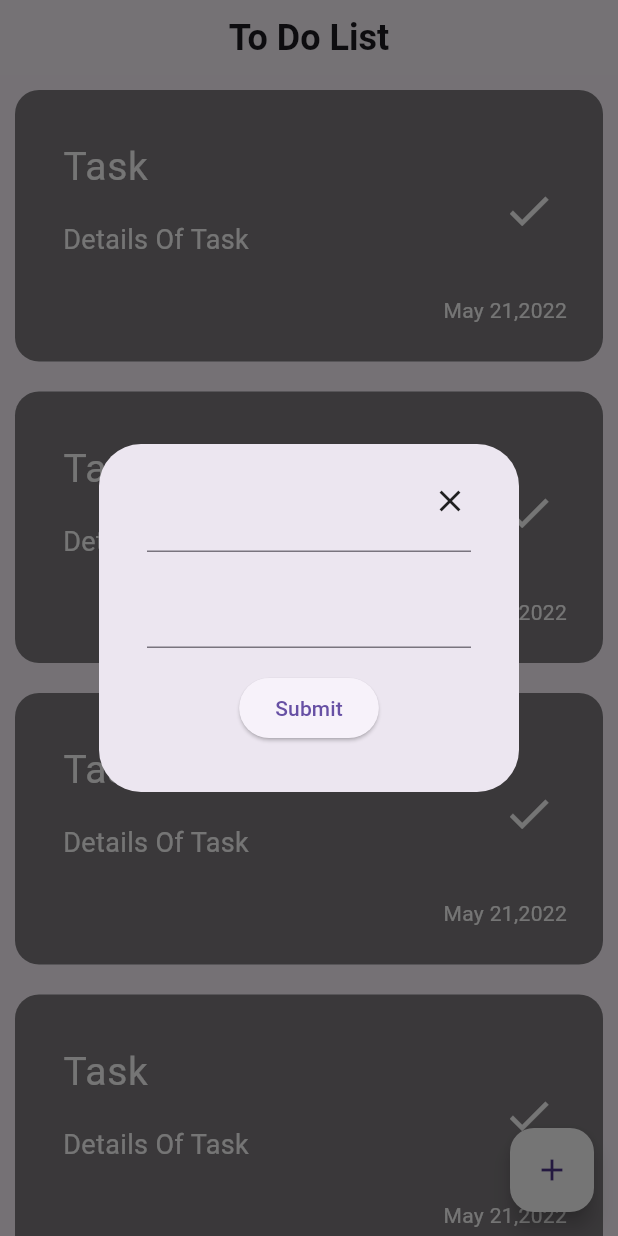
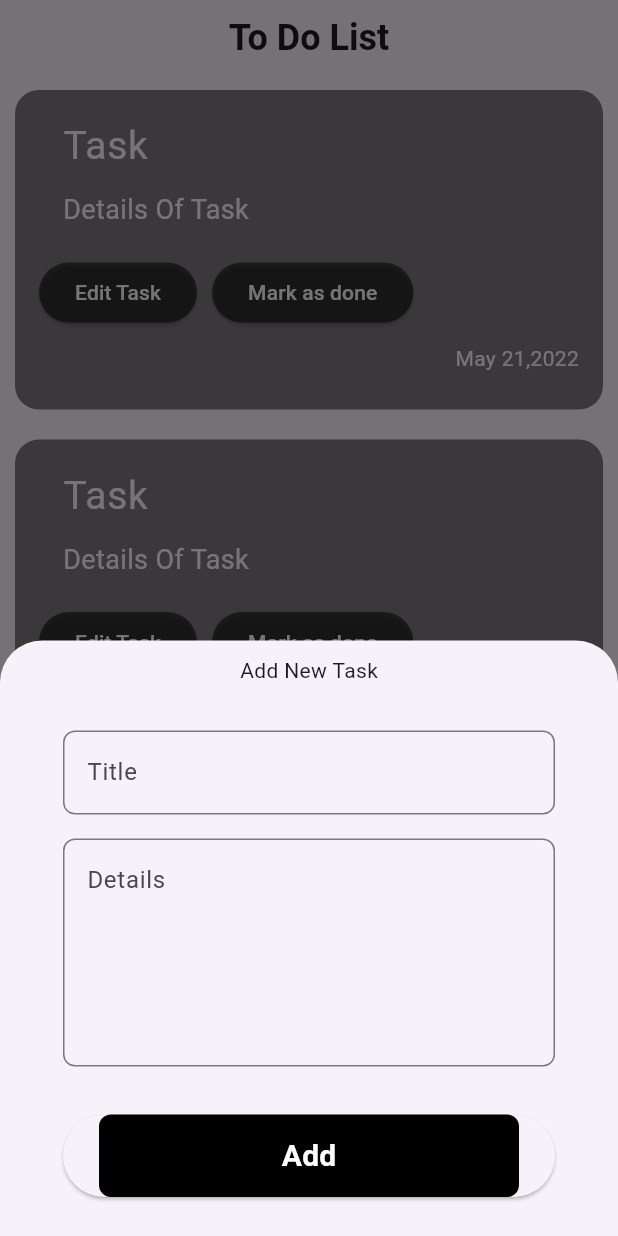
Before and after one commit to fadyashraf89/to_do_app, a Flutter app: the TasksPage screen opened by its route, after a tap on the "add" icon, on a phone screen of 412 x 824 dp. Run offline on Flutter 3.47's test engine with Material 3 defaults, Android fonts, the phone set to English and light mode, and no system bars; our stand-ins replace bloc, flutter_bloc, hive, hive_flutter; accounts and stored records are empty; generated files the repository leaves out were written again.

Commit message:
Another Phase

```diff
--- /dev/null
+++ b/lib/Cubits/add_task_cubit/AddTaskCubit.dart
@@ -0,0 +1,21 @@
+import 'package:bloc/bloc.dart';
+import 'package:hive/hive.dart';
+
+import '../../models/TaskModel.dart';
+import 'add_task_state.dart';
+class AddTaskCubit extends Cubit<AddTaskState> {
+
+  AddTaskCubit(): super(AddTaskInitial());
+
+  AddTask(TaskModel task) async {
+    emit(AddTaskLoading());
+    try {
+      var TasksBox = Hive.box<TaskModel>("Tasks_Box");
+      emit(AddTaskSuccess());
+      await TasksBox.add(task);
+    } catch (e) {
+      emit(AddTaskFailed(e.toString()));
+    }
+
+  }
+}
--- /dev/null
+++ b/lib/Cubits/add_task_cubit/add_task_state.dart
@@ -0,0 +1,10 @@
+abstract class AddTaskState{}
+
+class AddTaskInitial extends AddTaskState {}
+class AddTaskLoading extends AddTaskState {}
+class AddTaskSuccess extends AddTaskState {}
+class AddTaskFailed extends AddTaskState {
+  final String errorMessage;
+
+  AddTaskFailed(this.errorMessage);
+}
--- /dev/null
+++ b/lib/models/TaskModel.dart
@@ -0,0 +1,21 @@
+import 'package:hive/hive.dart';
+part 'TaskModel.g.dart';
+
+// flutter packages pub run build_runner build --delete-conflicting-outputs
+@HiveType(typeId: 0)
+class TaskModel extends HiveObject{
+  @HiveField(0)
+  final String title;
+  @HiveField(1)
+  final String subTitle;
+  @HiveField(2)
+  final String date;
+  @HiveField(3)
+  final int color;
+  TaskModel({
+    required this.title,
+    required this.subTitle,
+    required this.date,
+    required this.color,
+  });
+}
--- a/lib/models/users.dart
+++ b/lib/models/users.dart
@@ -10,7 +10,7 @@ class UsersData{
   });
 }
 List<UsersData> users = [
-  UsersData(email: 'fady@gmail.com', password: '123456'),
+  UsersData(email: 'fadyashraf89@gmail.com', password: '123456'),
   UsersData(email: 'abdelrahman@gmail.com', password: '1234567'),
   UsersData(email: 'hassan@gmail.com', password: '12345678'),
   UsersData(email: 'tharwat@gmail.com', password: '1234567'),
--- a/lib/screens/TasksPage.dart
+++ b/lib/screens/TasksPage.dart
@@ -1,8 +1,12 @@
 import 'package:flutter/material.dart';
 import 'package:to_do_app/widgets/custom_app_bar.dart';
 import 'package:to_do_app/widgets/task_item.dart';
+
+import '../widgets/add_task_bottom_sheet.dart';
+
 class TasksPage extends StatefulWidget {
   const TasksPage({super.key});
+
   static String id = "Tasks";
 
   @override
@@ -11,75 +15,32 @@ class TasksPage extends StatefulWidget {
 
 class _TasksPageState extends State<TasksPage> {
   @override
-  final _formKey = GlobalKey<FormState>();
+
+  @override
   Widget build(BuildContext context) {
     return Scaffold(
-      appBar: PreferredSize(
+      resizeToAvoidBottomInset: true,
+      appBar: const PreferredSize(
         preferredSize: Size.fromHeight(50.0),
         child: CustomAppBar(
           title: "To Do List",
         ),
       ),
       body: ListView.builder(itemBuilder: (context, index) {
-        return TaskItem();
+        return const TaskItem();
       }),
       floatingActionButton: FloatingActionButton(
         backgroundColor: Colors.white,
         onPressed: () {
-          AddNoteDialog(context);
+          showModalBottomSheet(
+              isScrollControlled: true,
+              context: context,
+              builder: (context) {
+                return const AddTaskBottomSheet();
+              });
         },
         child: const Icon(Icons.add),
       ),
     );
   }
-
-  Future<dynamic> AddNoteDialog(BuildContext context) {
-    return showDialog(
-            context: context,
-            builder: (context) => AlertDialog(
-              content: Stack(
-                children: [
-                  Positioned(
-                    right: 10,
-                    top: 10,
-                    child: InkResponse(
-                      onTap: () {
-                        Navigator.of(context).pop();
-                      },
-                      child: Icon(Icons.close),
-                    ),
-                  ),
-                  Form(
-                    key: _formKey,
-                    child: Column(
-                      mainAxisSize: MainAxisSize.min,
-                      children: <Widget>[
-                        Padding(
-                          padding: const EdgeInsets.all(8),
-                          child: TextFormField(),
-                        ),
-                        Padding(
-                          padding: const EdgeInsets.all(8),
-                          child: TextFormField(
-
-                          ),
-                        ),
-                        Padding(
-                          padding: const EdgeInsets.all(8),
-                          child: ElevatedButton(
-                            child: const Text('Submit'),
-                            onPressed: () {
-                              if (_formKey.currentState!.validate()) {
-                                _formKey.currentState!.save();
-                              }
-                            },
-                          ),
-                        )
-                      ],
-                    ),
-                  ),
-                ],
-              ),
-            ));
-  }
 }
--- /dev/null
+++ b/lib/widgets/AddTaskForm.dart
@@ -0,0 +1,86 @@
+import 'package:flutter/material.dart';
+import 'package:flutter_bloc/flutter_bloc.dart';
+import 'package:to_do_app/Cubits/add_task_cubit/add_task_state.dart';
+import 'package:to_do_app/models/TaskModel.dart';
+
+import '../Cubits/add_task_cubit/AddTaskCubit.dart';
+import 'CustomButton.dart';
+import 'custom_text_form_field.dart';
+
+class AddTaskForm extends StatefulWidget {
+  const AddTaskForm({
+    super.key,
+  });
+
+  @override
+  State<AddTaskForm> createState() => _AddTaskFormState();
+}
+
+class _AddTaskFormState extends State<AddTaskForm> {
+  final GlobalKey<FormState> formKey = GlobalKey();
+
+  AutovalidateMode autovalidateMode = AutovalidateMode.disabled;
+
+  String? title, subTitle;
+
+  @override
+  Widget build(BuildContext context) {
+    return Form(
+      key: formKey,
+      autovalidateMode: autovalidateMode,
+      child: Column(
+        children: [
+          const Text("Add New Task"),
+          const SizedBox(
+            height: 30,
+          ),
+          CustomTextField(
+            onSaved: (value) {
+              title = value;
+            },
+            HintText: 'Title', MaxLines: 1,
+          ),
+          const SizedBox(
+            height: 16,
+          ),
+          CustomTextField(
+            onSaved: (value) {
+              subTitle = value;
+            },
+            HintText: 'Details',
+            MaxLines: 5,
+          ),
+          const SizedBox(
+            height: 32,
+          ),
+          BlocBuilder<AddTaskCubit, AddTaskState>(
+            builder: (context, state) {
+              return CustomButton(
+                isLoading: state is AddTaskLoading ? true : false,
+                onPressed: () {
+                  if (formKey.currentState!.validate()) {
+                    formKey.currentState!.save();
+                    var Taskmodel = TaskModel(
+                        title: title!,
+                        subTitle: subTitle!,
+                        date: DateTime.now().toString(),
+                        color: Colors.blue.value);
+                    BlocProvider.of<AddTaskCubit>(context).AddTask(Taskmodel);
+                  } else {
+                    autovalidateMode = AutovalidateMode.always;
+                    setState(() {
+
+                    });
+                  }
+                },
+              );
+            },
+          ),
+          const SizedBox(
+            height: 16,
+          ),
+        ],
+      ),
+    );
+  }
+}
--- /dev/null
+++ b/lib/widgets/CustomButton.dart
@@ -0,0 +1,41 @@
+import 'package:flutter/material.dart';
+class CustomButton extends StatelessWidget {
+  const CustomButton({super.key, this.onPressed, this.isLoading = false});
+
+  final void Function()? onPressed;
+
+  final bool isLoading;
+  @override
+  Widget build(BuildContext context) {
+    return ElevatedButton(
+      onPressed: onPressed,
+      child: Container(
+        width: MediaQuery.of(context).size.width,
+        height: 55,
+        decoration: BoxDecoration(
+            color: Colors.black,
+            borderRadius: BorderRadius.circular(
+              8,
+            )),
+        child: Center(
+          child: isLoading
+              ? const SizedBox(
+            height: 24,
+            width: 24,
+            child: CircularProgressIndicator(
+              color: Colors.black,
+            ),
+          )
+              : const Text(
+            'Add',
+            style: TextStyle(
+              color: Colors.white,
+              fontWeight: FontWeight.bold,
+              fontSize: 20,
+            ),
+          ),
+        ),
+      ),
+    );
+  }
+}
--- /dev/null
+++ b/lib/widgets/add_task_bottom_sheet.dart
@@ -0,0 +1,55 @@
+import 'package:flutter/material.dart';
+import 'package:flutter_bloc/flutter_bloc.dart';
+import 'package:to_do_app/Cubits/add_task_cubit/AddTaskCubit.dart';
+import 'package:to_do_app/Cubits/add_task_cubit/add_task_state.dart';
+
+import 'AddTaskForm.dart';
+
+class AddTaskBottomSheet extends StatefulWidget {
+  const AddTaskBottomSheet({super.key});
+
+  @override
+  State<AddTaskBottomSheet> createState() => _AddTaskBottomSheetState();
+}
+
+class _AddTaskBottomSheetState extends State<AddTaskBottomSheet> {
+  @override
+  Widget build(BuildContext context) {
+    return Padding(
+      padding: const EdgeInsets.all(10.0),
+      child: SingleChildScrollView(
+        child: BlocProvider(
+          create: (context) => AddTaskCubit(),
+          child: Padding(
+            padding: const EdgeInsets.symmetric(horizontal: 16),
+            child: BlocConsumer<AddTaskCubit, AddTaskState>(
+              listener: (context, state) {
+                if (state is AddTaskFailed) {
+                  print('failed  ${state.errorMessage}');
+                }
+                if (state is AddTaskSuccess) {
+                  print("State et3amalet");
+                  Navigator.pop(context);
+                }
+              },
+              builder: (context, state) {
+                return AbsorbPointer(
+                    absorbing: state is AddTaskLoading ? true : false,
+                    child: Padding(
+                      padding: EdgeInsets.only(
+                          left: 16,
+                          right: 16,
+                          bottom: MediaQuery.of(context).viewInsets.bottom),
+                      child: const SingleChildScrollView(
+                        child: AddTaskForm(),
+                      ),
+                    ),
+                );
+              },
+            ),
+          ),
+        ),
+      ),
+    );
+  }
+}
--- a/lib/widgets/custom_app_bar.dart
+++ b/lib/widgets/custom_app_bar.dart
@@ -15,7 +15,7 @@ class CustomAppBar extends StatelessWidget {
         children: [
           Align(
             alignment: Alignment.bottomCenter,
-            child: Text(title, style: TextStyle(
+            child: Text(title, style: const TextStyle(
                 fontSize: 24,
                 fontWeight: FontWeight.bold
             ),),
--- /dev/null
+++ b/lib/widgets/custom_text_form_field.dart
@@ -0,0 +1,38 @@
+import 'package:flutter/material.dart';
+class CustomTextField extends StatelessWidget {
+  final String HintText;
+  final int MaxLines;
+  final void Function(String?)? onSaved;
+
+  const CustomTextField({super.key, required this.HintText, required this.MaxLines, this.onSaved});
+  @override
+  Widget build(BuildContext context) {
+    return TextFormField(
+      onSaved: onSaved,
+      maxLines: MaxLines,
+      cursorColor: Colors.black.withOpacity(0.5),
+      decoration: InputDecoration(
+        hintText: HintText,
+        border: buildBorder(Colors.black.withOpacity(0.5)),
+        enabledBorder: buildBorder(Colors.black.withOpacity(0.5)),
+        focusedBorder: buildBorder(Colors.black.withOpacity(0.5)),
+      ),
+      validator: (value) {
+        if (value?.isEmpty ?? true) {
+          return 'Field is required ';
+        } else {
+          return null;
+        }
+      },
+    );
+  }
+  OutlineInputBorder buildBorder([color]) {
+    return OutlineInputBorder(
+        borderRadius: BorderRadius.circular(
+          8,
+        ),
+        borderSide: BorderSide(
+          color: color ?? Colors.black,
+        ));
+  }
+}
--- a/lib/widgets/task_item.dart
+++ b/lib/widgets/task_item.dart
@@ -1,8 +1,14 @@
 import "package:flutter/material.dart";
-class TaskItem extends StatelessWidget {
+import "package:to_do_app/screens/EditTask.dart";
+class TaskItem extends StatefulWidget {
   const TaskItem({super.key});
 
   @override
+  State<TaskItem> createState() => _TaskItemState();
+}
+
+class _TaskItemState extends State<TaskItem> {
+  bool? check = false;  @override
   Widget build(BuildContext context) {
     return Padding(
       padding: const EdgeInsets.all(10.0),
@@ -11,12 +17,12 @@ class TaskItem extends StatelessWidget {
           color: Colors.black. withOpacity(0.5),
           borderRadius: BorderRadius.circular(16),
         ),
-        padding: const EdgeInsets.only(left: 16, top: 24, bottom: 24),
+        padding: const EdgeInsets.only(left: 16, top: 10, bottom: 24),
         child: Column(
           crossAxisAlignment: CrossAxisAlignment.end,
           children: [
-            ListTile(
-              title: const Text(
+            const ListTile(
+              title: Text(
                 'Task',
                 style: TextStyle(
                   fontSize: 26,
@@ -24,7 +30,7 @@ class TaskItem extends StatelessWidget {
                 ),
               ),
               subtitle: Padding(
-                padding: const EdgeInsets.symmetric(vertical: 16),
+                padding: EdgeInsets.symmetric(vertical: 10),
                 child: Text(
                   'Details Of Task',
                   style: TextStyle(
@@ -33,17 +39,39 @@ class TaskItem extends StatelessWidget {
                   ),
                 ),
               ),
-              trailing: IconButton(
-                onPressed: () {},
-                icon: const Icon(
-                  Icons.done,
-                  color: Colors.white,
-                  size: 35,
+            ),
+            Row(
+              children: [
+                ElevatedButton(
+                  style: ElevatedButton.styleFrom(
+                    backgroundColor: Colors.black.withOpacity(0.5),
+                    foregroundColor: Colors.white,
+                  ),
+                  child: const Text("Edit Task"),
+                  onPressed: (){
+                    Navigator.push(
+                      context,
+                      MaterialPageRoute(builder: (context) {
+                        return const EditTask();
+                      }),
+                    );
+                  },
                 ),
-              ),
+                const SizedBox(width: 10),
+                ElevatedButton(
+                  style: ElevatedButton.styleFrom(
+                    backgroundColor: Colors.black.withOpacity(0.5),
+                    foregroundColor: Colors.white,
+                  ),
+                  child: const Text("Mark as done"),
+                  onPressed: (){
+
+                  },
+                )
+              ],
             ),
-            Padding(
-              padding: const EdgeInsets.symmetric(horizontal: 24),
+            const Padding(
+              padding: EdgeInsets.only(right: 16, top: 10),
               child: Text(
                 'May 21,2022',
                 style: TextStyle(
```
Also changed, not shown: lib/SimpleBlocObserver.dart (added, +31 -0 lines), lib/main.dart (+23 -3 lines), lib/screens/EditTask.dart (added, +51 -0 lines), lib/screens/login_page.dart (+12 -11 lines), lib/screens/signup_page.dart (+8 -6 lines), pubspec.yaml (+7 -2 lines), pubspec.lock, 2 other files.
